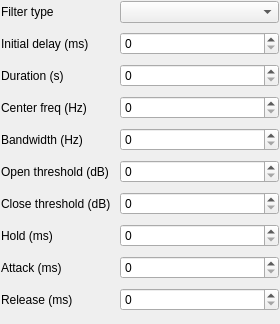
Old version of the form ui/filter_widget.ui in the repository dprandle/XMas_Lights.
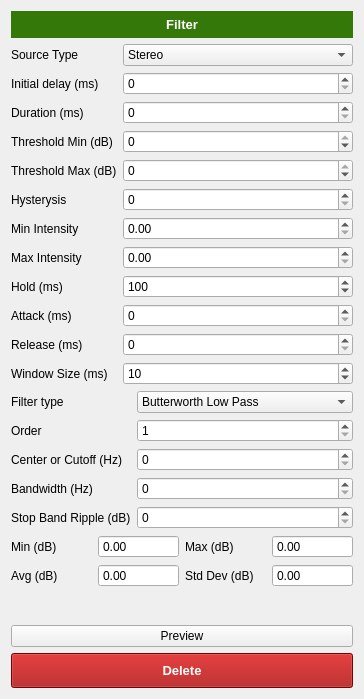
New version of the form.

Patch:
```diff
--- a/ui/filter_widget.ui
+++ b/ui/filter_widget.ui
@@ -6,46 +6,63 @@
    <rect>
     <x>0</x>
     <y>0</y>
-    <width>280</width>
-    <height>324</height>
+    <width>364</width>
+    <height>699</height>
    </rect>
   </property>
   <property name="windowTitle">
    <string>Form</string>
   </property>
   <layout class="QVBoxLayout" name="verticalLayout">
-   <property name="spacing">
-    <number>0</number>
-   </property>
-   <property name="leftMargin">
-    <number>1</number>
-   </property>
-   <property name="topMargin">
-    <number>1</number>
-   </property>
-   <property name="rightMargin">
-    <number>1</number>
-   </property>
-   <property name="bottomMargin">
-    <number>1</number>
-   </property>
    <item>
-    <layout class="QFormLayout" name="formLayout">
+    <widget class="QLabel" name="label_19">
+     <property name="styleSheet">
+      <string notr="true">background-color: rgb(52, 120, 10);
+color: rgb(255, 255, 255);
+font-size: 10pt;
+font-weight: bold;</string>
+     </property>
+     <property name="text">
+      <string>Filter</string>
+     </property>
+     <property name="alignment">
+      <set>Qt::AlignCenter</set>
+     </property>
+    </widget>
+   </item>
+   <item>
+    <layout class="QFormLayout" name="formLayout_2">
      <property name="horizontalSpacing">
-      <number>9</number>
-     </property>
-     <property name="verticalSpacing">
-      <number>9</number>
+      <number>6</number>
      </property>
      <item row="0" column="0">
-      <widget class="QLabel" name="label">
+      <widget class="QLabel" name="label_14">
        <property name="text">
-        <string>Filter type</string>
+        <string>Source Type</string>
        </property>
       </widget>
      </item>
      <item row="0" column="1">
-      <widget class="QComboBox" name="comboBox_filter_type"/>
+      <widget class="QComboBox" name="comboBox_source">
+       <property name="currentIndex">
+        <number>2</number>
+       </property>
+       <item>
+        <property name="text">
+         <string>Mono (Left)</string>
+        </property>
+       </item>
+       <item>
+        <property name="text">
+         <string>Mono (Right)</string>
+        </property>
+       </item>
+       <item>
+        <property name="text">
+         <string>Stereo</string>
+        </property>
+       </item>
+      </widget>
      </item>
      <item row="1" column="0">
       <widget class="QLabel" name="label_2">
@@ -54,91 +71,441 @@
        </property>
       </widget>
      </item>
-     <item row="2" column="0">
-      <widget class="QLabel" name="label_3">
-       <property name="text">
-        <string>Duration (s)</string>
-       </property>
-      </widget>
-     </item>
      <item row="1" column="1">
-      <widget class="QSpinBox" name="spinBox_init_delay"/>
-     </item>
-     <item row="2" column="1">
-      <widget class="QSpinBox" name="spinBox_duration"/>
+      <widget class="QSpinBox" name="spinBox_init_delay">
+       <property name="maximum">
+        <number>600000</number>
+       </property>
+      </widget>
      </item>
      <item row="3" column="0">
-      <widget class="QLabel" name="label_4">
-       <property name="text">
-        <string>Center freq (Hz)</string>
-       </property>
-      </widget>
-     </item>
-     <item row="3" column="1">
-      <widget class="QSpinBox" name="spinBox_center_freq"/>
-     </item>
-     <item row="4" column="0">
-      <widget class="QLabel" name="label_5">
-       <property name="text">
-        <string>Bandwidth (Hz)</string>
-       </property>
-      </widget>
-     </item>
-     <item row="4" column="1">
-      <widget class="QSpinBox" name="spinBox_bandwidth"/>
-     </item>
-     <item row="5" column="0">
       <widget class="QLabel" name="label_6">
        <property name="text">
-        <string>Open threshold (dB)</string>
+        <string>Threshold Min (dB)</string>
+       </property>
+      </widget>
+     </item>
+     <item row="3" column="1">
+      <widget class="QSpinBox" name="spinBox_min_threshold">
+       <property name="minimum">
+        <number>-100</number>
+       </property>
+       <property name="maximum">
+        <number>0</number>
+       </property>
+      </widget>
+     </item>
+     <item row="4" column="0">
+      <widget class="QLabel" name="label_7">
+       <property name="toolTip">
+        <string>The threshold associated with the max intensity</string>
+       </property>
+       <property name="text">
+        <string>Threshold Max (dB)</string>
+       </property>
+      </widget>
+     </item>
+     <item row="4" column="1">
+      <widget class="QSpinBox" name="spinBox_max_threshold">
+       <property name="minimum">
+        <number>-100</number>
+       </property>
+       <property name="maximum">
+        <number>0</number>
+       </property>
+      </widget>
+     </item>
+     <item row="5" column="0">
+      <widget class="QLabel" name="label_11">
+       <property name="toolTip">
+        <string>Once threshold is engaged, how many dB the audio needs to drop before the sqeulch closes</string>
+       </property>
+       <property name="text">
+        <string>Hysterysis</string>
        </property>
       </widget>
      </item>
      <item row="5" column="1">
-      <widget class="QSpinBox" name="spinBox_open_threshold"/>
+      <widget class="QSpinBox" name="spinBox_hysterysis">
+       <property name="maximum">
+        <number>100</number>
+       </property>
+      </widget>
      </item>
      <item row="6" column="0">
-      <widget class="QLabel" name="label_7">
+      <widget class="QLabel" name="label_12">
+       <property name="toolTip">
+        <string>Minimum light intensity when threshold first opens</string>
+       </property>
        <property name="text">
-        <string>Close threshold (dB)</string>
+        <string>Min Intensity</string>
        </property>
       </widget>
      </item>
-     <item row="6" column="1">
-      <widget class="QSpinBox" name="spinBox"/>
+     <item row="7" column="0">
+      <widget class="QLabel" name="label_13">
+       <property name="toolTip">
+        <string>Maximum light intensity when threshold is fully engaged</string>
+       </property>
+       <property name="text">
+        <string>Max Intensity</string>
+       </property>
+      </widget>
      </item>
      <item row="8" column="0">
+      <widget class="QLabel" name="label_10">
+       <property name="toolTip">
+        <string>Minimum time the squelch will remain open once engaged</string>
+       </property>
+       <property name="text">
+        <string>Hold (ms)</string>
+       </property>
+      </widget>
+     </item>
+     <item row="8" column="1">
+      <widget class="QSpinBox" name="spinBox_hold">
+       <property name="maximum">
+        <number>600000</number>
+       </property>
+       <property name="value">
+        <number>100</number>
+       </property>
+      </widget>
+     </item>
+     <item row="9" column="0">
       <widget class="QLabel" name="label_8">
        <property name="text">
         <string>Attack (ms)</string>
        </property>
       </widget>
      </item>
-     <item row="9" column="0">
+     <item row="9" column="1">
+      <widget class="QSpinBox" name="spinBox_attack">
+       <property name="maximum">
+        <number>600000</number>
+       </property>
+      </widget>
+     </item>
+     <item row="10" column="0">
       <widget class="QLabel" name="label_9">
        <property name="text">
         <string>Release (ms)</string>
        </property>
       </widget>
      </item>
-     <item row="8" column="1">
-      <widget class="QSpinBox" name="spinBox_2"/>
+     <item row="10" column="1">
+      <widget class="QSpinBox" name="spinBox_release">
+       <property name="maximum">
+        <number>600000</number>
+       </property>
+      </widget>
      </item>
-     <item row="9" column="1">
-      <widget class="QSpinBox" name="spinBox_3"/>
+     <item row="11" column="0">
+      <widget class="QLabel" name="label_15">
+       <property name="toolTip">
+        <string>The size of the window (in ms) that the audio should be averaged over when taking threshold values</string>
+       </property>
+       <property name="text">
+        <string>Window Size (ms)</string>
+       </property>
+      </widget>
      </item>
-     <item row="7" column="0">
-      <widget class="QLabel" name="label_10">
+     <item row="11" column="1">
+      <widget class="QSpinBox" name="spinBox_win_size">
+       <property name="minimum">
+        <number>1</number>
+       </property>
+       <property name="maximum">
+        <number>60000</number>
+       </property>
+       <property name="singleStep">
+        <number>1</number>
+       </property>
+       <property name="value">
+        <number>10</number>
+       </property>
+      </widget>
+     </item>
+     <item row="2" column="0">
+      <widget class="QLabel" name="label_18">
        <property name="text">
-        <string>Hold (ms)</string>
+        <string>Duration (ms)</string>
+       </property>
+      </widget>
+     </item>
+     <item row="2" column="1">
+      <widget class="QSpinBox" name="spinBox_duration">
+       <property name="maximum">
+        <number>600000</number>
+       </property>
+      </widget>
+     </item>
+     <item row="6" column="1">
+      <widget class="QDoubleSpinBox" name="doubleSpinBox_min_int">
+       <property name="maximum">
+        <double>1.000000000000000</double>
+       </property>
+       <property name="singleStep">
+        <double>0.100000000000000</double>
        </property>
       </widget>
      </item>
      <item row="7" column="1">
-      <widget class="QSpinBox" name="spinBox_hold"/>
+      <widget class="QDoubleSpinBox" name="doubleSpinBox_max_int">
+       <property name="maximum">
+        <double>1.000000000000000</double>
+       </property>
+       <property name="singleStep">
+        <double>0.100000000000000</double>
+       </property>
+      </widget>
      </item>
     </layout>
    </item>
+   <item>
+    <layout class="QFormLayout" name="formLayout">
+     <item row="0" column="0">
+      <widget class="QLabel" name="label">
+       <property name="text">
+        <string>Filter type</string>
+       </property>
+      </widget>
+     </item>
+     <item row="0" column="1">
+      <widget class="QComboBox" name="comboBox_filter_type">
+       <item>
+        <property name="text">
+         <string>Butterworth Low Pass</string>
+        </property>
+       </item>
+       <item>
+        <property name="text">
+         <string>Butterworth High Pass</string>
+        </property>
+       </item>
+       <item>
+        <property name="text">
+         <string>Butterworth Band Pass</string>
+        </property>
+       </item>
+       <item>
+        <property name="text">
+         <string>ChebyshevI Low Pass</string>
+        </property>
+       </item>
+       <item>
+        <property name="text">
+         <string>ChebyshevI High Pass</string>
+        </property>
+       </item>
+       <item>
+        <property name="text">
+         <string>ChebyshevI Band Pass</string>
+        </property>
+       </item>
+       <item>
+        <property name="text">
+         <string>ChebyshevII Low Pass</string>
+        </property>
+       </item>
+       <item>
+        <property name="text">
+         <string>ChebyshevII High Pass</string>
+        </property>
+       </item>
+       <item>
+        <property name="text">
+         <string>ChebyshevII Band Pass</string>
+        </property>
+       </item>
+      </widget>
+     </item>
+     <item row="2" column="0">
+      <widget class="QLabel" name="label_center_freq">
+       <property name="text">
+        <string>Center or Cutoff (Hz)</string>
+       </property>
+      </widget>
+     </item>
+     <item row="2" column="1">
+      <widget class="QSpinBox" name="spinBox_center_freq">
+       <property name="maximum">
+        <number>20000</number>
+       </property>
+      </widget>
+     </item>
+     <item row="3" column="0">
+      <widget class="QLabel" name="label_bw">
+       <property name="text">
+        <string>Bandwidth (Hz)</string>
+       </property>
+      </widget>
+     </item>
+     <item row="3" column="1">
+      <widget class="QSpinBox" name="spinBox_bandwidth">
+       <property name="maximum">
+        <number>10000</number>
+       </property>
+      </widget>
+     </item>
+     <item row="1" column="0">
+      <widget class="QLabel" name="label_22">
+       <property name="text">
+        <string>Order</string>
+       </property>
+      </widget>
+     </item>
+     <item row="1" column="1">
+      <widget class="QSpinBox" name="spinBox_order">
+       <property name="minimum">
+        <number>1</number>
+       </property>
+       <property name="maximum">
+        <number>10</number>
+       </property>
+      </widget>
+     </item>
+     <item row="4" column="0">
+      <widget class="QLabel" name="label_sb_ripple">
+       <property name="text">
+        <string>Stop Band Ripple (dB)</string>
+       </property>
+      </widget>
+     </item>
+     <item row="4" column="1">
+      <widget class="QSpinBox" name="spinBox_sb_ripple"/>
+     </item>
+    </layout>
+   </item>
+   <item>
+    <layout class="QGridLayout" name="gridLayout">
+     <item row="1" column="1">
+      <widget class="QDoubleSpinBox" name="doubleSpinBox_avg">
+       <property name="readOnly">
+        <bool>true</bool>
+       </property>
+       <property name="buttonSymbols">
+        <enum>QAbstractSpinBox::NoButtons</enum>
+       </property>
+       <property name="minimum">
+        <double>-120.000000000000000</double>
+       </property>
+       <property name="maximum">
+        <double>120.000000000000000</double>
+       </property>
+      </widget>
+     </item>
+     <item row="0" column="0">
+      <widget class="QLabel" name="label_20">
+       <property name="text">
+        <string>Min (dB)</string>
+       </property>
+      </widget>
+     </item>
+     <item row="0" column="1">
+      <widget class="QDoubleSpinBox" name="doubleSpinBox_min">
+       <property name="readOnly">
+        <bool>true</bool>
+       </property>
+       <property name="buttonSymbols">
+        <enum>QAbstractSpinBox::NoButtons</enum>
+       </property>
+       <property name="minimum">
+        <double>-120.000000000000000</double>
+       </property>
+       <property name="maximum">
+        <double>120.000000000000000</double>
+       </property>
+      </widget>
+     </item>
+     <item row="1" column="0">
+      <widget class="QLabel" name="label_3">
+       <property name="text">
+        <string>Avg (dB)</string>
+       </property>
+      </widget>
+     </item>
+     <item row="0" column="2">
+      <widget class="QLabel" name="label_21">
+       <property name="text">
+        <string>Max (dB)</string>
+       </property>
+      </widget>
+     </item>
+     <item row="0" column="3">
+      <widget class="QDoubleSpinBox" name="doubleSpinBox_max">
+       <property name="readOnly">
+        <bool>true</bool>
+       </property>
+       <property name="buttonSymbols">
+        <enum>QAbstractSpinBox::NoButtons</enum>
+       </property>
+       <property name="minimum">
+        <double>-120.000000000000000</double>
+       </property>
+       <property name="maximum">
+        <double>120.000000000000000</double>
+       </property>
+      </widget>
+     </item>
+     <item row="1" column="3">
+      <widget class="QDoubleSpinBox" name="doubleSpinBox_sd">
+       <property name="readOnly">
+        <bool>true</bool>
+       </property>
+       <property name="buttonSymbols">
+        <enum>QAbstractSpinBox::NoButtons</enum>
+       </property>
+       <property name="minimum">
+        <double>-120.000000000000000</double>
+       </property>
+       <property name="maximum">
+        <double>120.000000000000000</double>
+       </property>
+      </widget>
+     </item>
+     <item row="1" column="2">
+      <widget class="QLabel" name="label_17">
+       <property name="text">
+        <string>Std Dev (dB)</string>
+       </property>
+      </widget>
+     </item>
+    </layout>
+   </item>
+   <item>
+    <widget class="QLabel" name="label_16">
+     <property name="text">
+      <string/>
+     </property>
+    </widget>
+   </item>
+   <item>
+    <widget class="QPushButton" name="pushButton_preview">
+     <property name="text">
+      <string>Preview</string>
+     </property>
+    </widget>
+   </item>
+   <item>
+    <widget class="QPushButton" name="pushButton_delete">
+     <property name="minimumSize">
+      <size>
+       <width>0</width>
+       <height>35</height>
+      </size>
+     </property>
+     <property name="styleSheet">
+      <string notr="true">color: rgb(255, 255, 255);
+background-color: rgb(162, 6, 6);
+font-size: 10pt;
+font-weight: bold;</string>
+     </property>
+     <property name="text">
+      <string>Delete</string>
+     </property>
+    </widget>
+   </item>
   </layout>
  </widget>
  <resources/>
```
Left out of the diff: 13 changed lines with no effect on the pictures.
